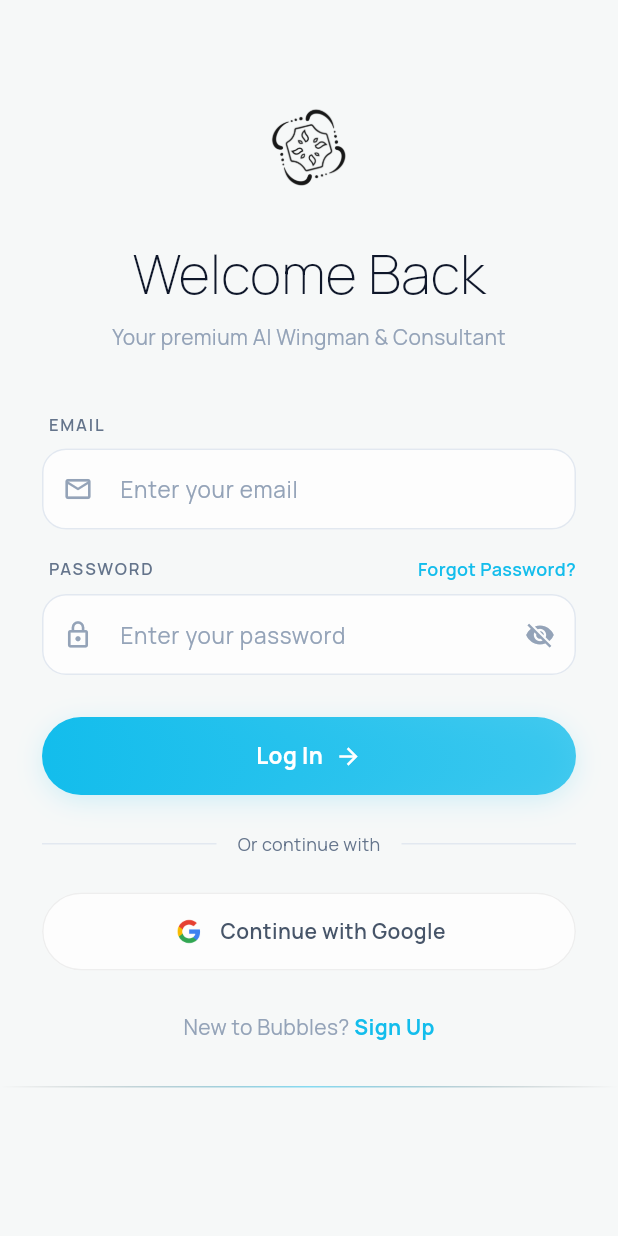
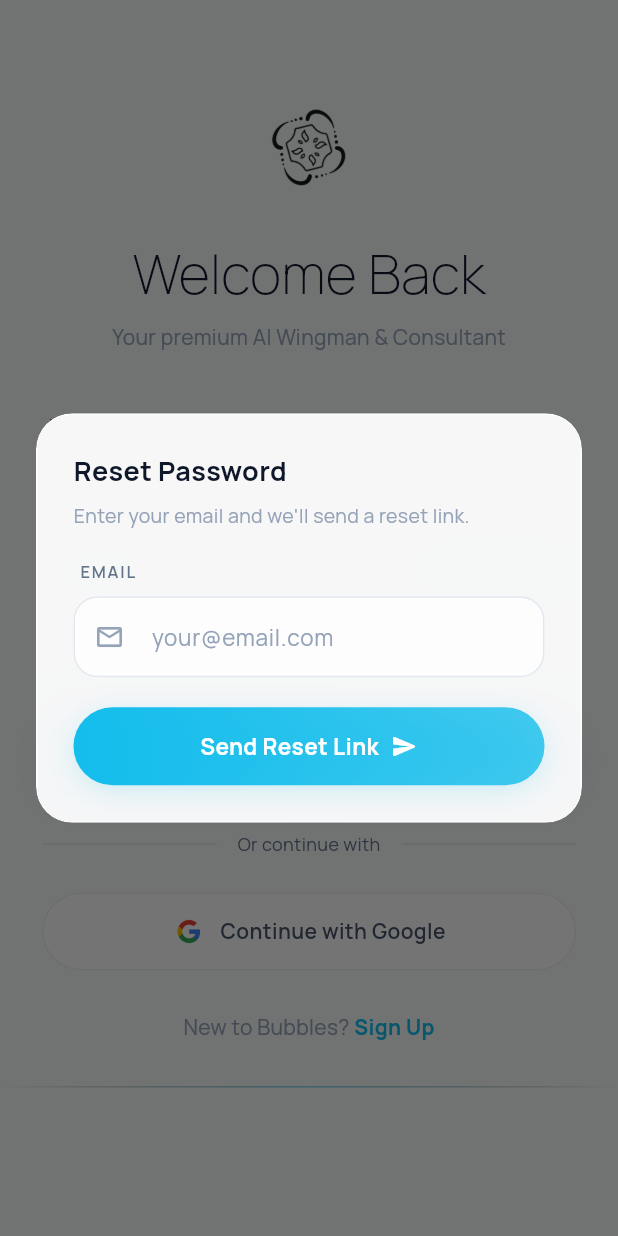
Before and after one commit to Qdevaan/Bubbles-AI, a Flutter app: the screen it shows after launch, after a tap on "Forgot Password?", on a phone screen of 412 x 824 dp. Run offline on Flutter 3.47's test engine with Material 3 defaults, Android fonts, the phone set to English and light mode, and no system bars; our stand-ins replace audioplayers, cached_network_image, connectivity_plus, device_info_plus, fl_chart, flutter_animate and 10 more; missing offline and left inert: force_directed_graphview, livekit_client, porcupine_flutter, record; accounts and stored records are empty; network calls fail.

Commit message:
feat: implement Forgot Password bottom sheet with inline error handling
Co-Authored-By: Claude Sonnet 4.6 <noreply@anthropic.com>

```diff
--- a/lib/screens/login_screen.dart
+++ b/lib/screens/login_screen.dart
@@ -1,5 +1,4 @@
 import 'dart:async';
-import 'dart:ui';
 import 'package:supabase_flutter/supabase_flutter.dart';
 import 'package:flutter/material.dart';
 import 'package:google_fonts/google_fonts.dart';
@@ -184,6 +183,105 @@ class _LoginScreenState extends State<LoginScreen> {
     }
   }
 
+  void _showForgotPasswordSheet(BuildContext context) {
+    final emailCtrl = TextEditingController(text: _emailCtrl.text.trim());
+    final isDark = Theme.of(context).brightness == Brightness.dark;
+    String? inlineError;
+    bool sending = false;
+
+    showModalBottomSheet(
+      context: context,
+      isScrollControlled: true,
+      backgroundColor: Colors.transparent,
+      builder: (ctx) => StatefulBuilder(
+        builder: (ctx, setSheetState) => Padding(
+          padding: EdgeInsets.only(
+            bottom: MediaQuery.of(ctx).viewInsets.bottom,
+          ),
+          child: GlassDialog(
+            child: Column(
+              mainAxisSize: MainAxisSize.min,
+              crossAxisAlignment: CrossAxisAlignment.stretch,
+              children: [
+                Text(
+                  'Reset Password',
+                  style: GoogleFonts.manrope(
+                    fontSize: 18,
+                    fontWeight: FontWeight.w700,
+                    color: isDark ? Colors.white : AppColors.slate900,
+                  ),
+                ),
+                const SizedBox(height: 8),
+                Text(
+                  'Enter your email and we\'ll send a reset link.',
+                  style: GoogleFonts.manrope(
+                    fontSize: 13,
+                    color: AppColors.slate400,
+                  ),
+                ),
+                const SizedBox(height: 20),
+                AppInput(
+                  controller: emailCtrl,
+                  label: 'Email',
+                  prefixIcon: Icons.email_outlined,
+                  type: TextInputType.emailAddress,
+                  hintText: 'your@email.com',
+                ),
+                if (inlineError != null) ...[
+                  const SizedBox(height: 8),
+                  Text(
+                    inlineError!,
+                    style: GoogleFonts.manrope(
+                      fontSize: 12,
+                      color: AppColors.error,
+                    ),
+                  ),
+                ],
+                const SizedBox(height: 20),
+                AppButton(
+                  label: 'Send Reset Link',
+                  icon: Icons.send_rounded,
+                  filled: true,
+                  loading: sending,
+                  onTap: () async {
+                    final email = emailCtrl.text.trim();
+                    if (email.isEmpty || !email.contains('@')) {
+                      setSheetState(() => inlineError = 'Enter a valid email address.');
+                      return;
+                    }
+                    setSheetState(() { sending = true; inlineError = null; });
+                    try {
+                      await _authService.resetPasswordForEmail(email);
+                      if (ctx.mounted) {
+                        Navigator.pop(ctx);
+                        ScaffoldMessenger.of(context).showSnackBar(
+                          const SnackBar(
+                            content: Text('Password reset link sent — check your inbox.'),
+                            behavior: SnackBarBehavior.floating,
+                          ),
+                        );
+                      }
+                    } catch (e) {
+                      final msg = e.toString().toLowerCase();
+                      setSheetState(() {
+                        sending = false;
+                        if (msg.contains('rate') || msg.contains('too many')) {
+                          inlineError = 'Reset email already sent. Please wait a few minutes.';
+                        } else {
+                          inlineError = 'Could not send reset email. Check your connection.';
+                        }
+                      });
+                    }
+                  },
+                ),
+              ],
+            ),
+          ),
+        ),
+      ),
+    );
+  }
+
   Future<void> _loginWithEmail() async {
     if (!_formKey.currentState!.validate()) return;
 
@@ -336,7 +434,7 @@ class _LoginScreenState extends State<LoginScreen> {
                               ),
                             ),
                             GestureDetector(
-                              onTap: () {},
+                              onTap: () => _showForgotPasswordSheet(context),
                               child: Padding(
                                 padding: const EdgeInsets.only(bottom: 8),
                                 child: Text(
```
